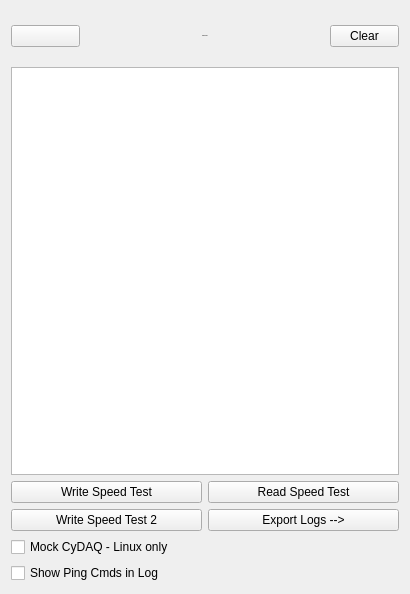
Old version of the form gui/qtdesigner/DebugWidget.ui in the repository wyattduber/CyDAQ.
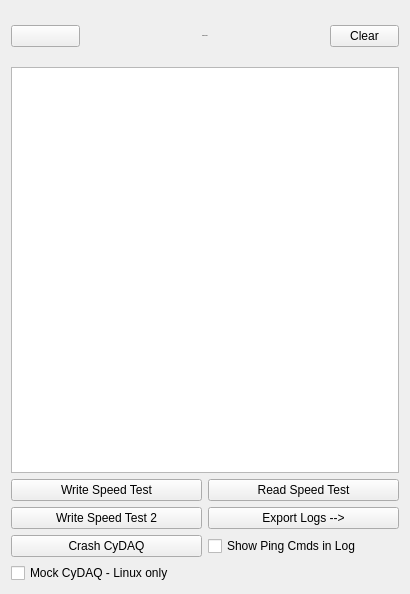
New version of the form. Icons and pictures are not drawn.

The edit to the form file:
```diff
--- a/gui/qtdesigner/DebugWidget.ui
+++ b/gui/qtdesigner/DebugWidget.ui
@@ -116,13 +116,6 @@
    </item>
    <item>
     <layout class="QGridLayout" name="gridLayout">
-     <item row="0" column="1">
-      <widget class="QPushButton" name="read_btn">
-       <property name="text">
-        <string>Read Speed Test</string>
-       </property>
-      </widget>
-     </item>
      <item row="1" column="0">
       <widget class="QPushButton" name="write2_btn">
        <property name="text">
@@ -130,10 +123,10 @@
        </property>
       </widget>
      </item>
-     <item row="1" column="1">
-      <widget class="QPushButton" name="export_logs_btn">
+     <item row="0" column="1">
+      <widget class="QPushButton" name="read_btn">
        <property name="text">
-        <string>Export Logs --&gt;</string>
+        <string>Read Speed Test</string>
        </property>
       </widget>
      </item>
@@ -144,6 +137,27 @@
        </property>
       </widget>
      </item>
+     <item row="1" column="1">
+      <widget class="QPushButton" name="export_logs_btn">
+       <property name="text">
+        <string>Export Logs --&gt;</string>
+       </property>
+      </widget>
+     </item>
+     <item row="2" column="0">
+      <widget class="QPushButton" name="crash_btn">
+       <property name="text">
+        <string>Crash CyDAQ</string>
+       </property>
+      </widget>
+     </item>
+     <item row="2" column="1">
+      <widget class="QCheckBox" name="ping_msg_checkBox">
+       <property name="text">
+        <string>Show Ping Cmds in Log</string>
+       </property>
+      </widget>
+     </item>
     </layout>
    </item>
    <item>
@@ -162,13 +176,6 @@
      </property>
     </widget>
    </item>
-   <item>
-    <widget class="QCheckBox" name="ping_msg_checkBox">
-     <property name="text">
-      <string>Show Ping Cmds in Log</string>
-     </property>
-    </widget>
-   </item>
   </layout>
  </widget>
  <resources>
```
